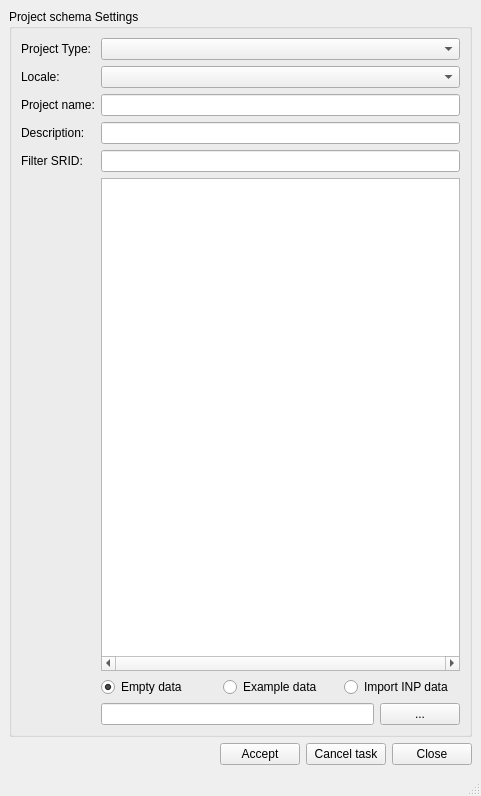
First picture: the form in core/ui/admin/admin_dbproject.ui, repository ibergis/ibergis_qgis_plugin, before the edit.
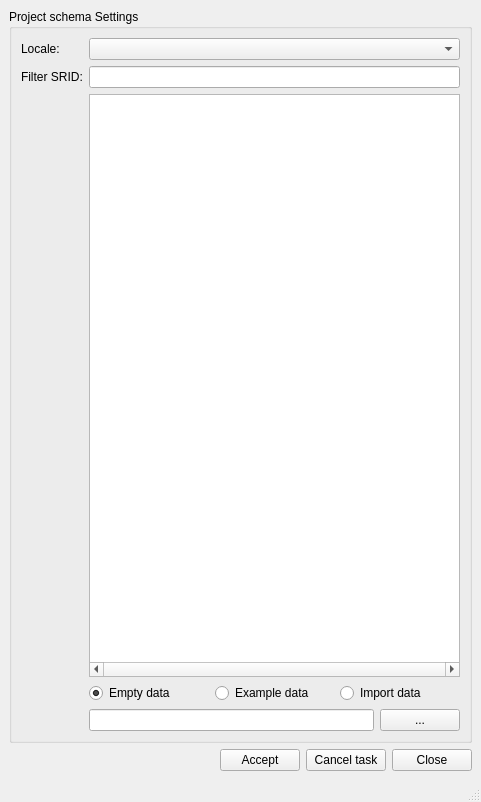
Second picture: the form after the edit.

Commit message: Admin button, updated ui (WIP)

What changed in the file:
```diff
--- a/core/ui/admin/admin_dbproject.ui
+++ b/core/ui/admin/admin_dbproject.ui
@@ -7,7 +7,7 @@
     <x>0</x>
     <y>0</y>
     <width>481</width>
-    <height>796</height>
+    <height>802</height>
    </rect>
   </property>
   <property name="windowTitle">
@@ -21,52 +21,17 @@
        <string>Project schema Settings</string>
       </property>
       <layout class="QGridLayout" name="gridLayout_2">
-       <item row="5" column="1">
-        <widget class="QLineEdit" name="project_descript"/>
-       </item>
-       <item row="5" column="0">
-        <widget class="QLabel" name="lbl_descript">
-         <property name="layoutDirection">
-          <enum>Qt::LeftToRight</enum>
-         </property>
-         <property name="text">
-          <string>Description:</string>
-         </property>
-         <property name="alignment">
-          <set>Qt::AlignJustify|Qt::AlignVCenter</set>
-         </property>
-        </widget>
-       </item>
-       <item row="0" column="1">
-        <widget class="QComboBox" name="cmb_create_project_type"/>
-       </item>
-       <item row="6" column="1">
+       <item row="3" column="1">
         <widget class="QLineEdit" name="srid_id"/>
        </item>
-       <item row="2" column="1">
-        <widget class="QComboBox" name="cmb_locale"/>
-       </item>
-       <item row="4" column="0">
-        <widget class="QLabel" name="lbl_project_name">
-         <property name="layoutDirection">
-          <enum>Qt::LeftToRight</enum>
-         </property>
-         <property name="text">
-          <string>Project name:</string>
-         </property>
-         <property name="alignment">
-          <set>Qt::AlignLeading|Qt::AlignLeft|Qt::AlignVCenter</set>
-         </property>
-        </widget>
-       </item>
-       <item row="6" column="0">
+       <item row="3" column="0">
         <widget class="QLabel" name="lbl_filter">
          <property name="text">
           <string>Filter SRID:</string>
          </property>
         </widget>
        </item>
-       <item row="9" column="1">
+       <item row="6" column="1">
         <layout class="QHBoxLayout" name="horizontalLayout">
          <item>
           <widget class="QLineEdit" name="data_file">
@@ -87,70 +52,7 @@
          </item>
         </layout>
        </item>
-       <item row="8" column="1">
-        <layout class="QHBoxLayout" name="horizontalLayout_2">
-         <item>
-          <widget class="QRadioButton" name="rdb_data">
-           <property name="text">
-            <string>Empty data</string>
-           </property>
-           <property name="checked">
-            <bool>true</bool>
-           </property>
-          </widget>
-         </item>
-         <item>
-          <widget class="QRadioButton" name="rdb_sample">
-           <property name="text">
-            <string>Example data</string>
-           </property>
-          </widget>
-         </item>
-         <item>
-          <widget class="QRadioButton" name="rdb_import_data">
-           <property name="enabled">
-            <bool>true</bool>
-           </property>
-           <property name="text">
-            <string>Import INP data</string>
-           </property>
-          </widget>
-         </item>
-        </layout>
-       </item>
-       <item row="0" column="0">
-        <widget class="QLabel" name="lbl_project_type">
-         <property name="sizePolicy">
-          <sizepolicy hsizetype="Maximum" vsizetype="Preferred">
-           <horstretch>0</horstretch>
-           <verstretch>0</verstretch>
-          </sizepolicy>
-         </property>
-         <property name="text">
-          <string>Project Type:</string>
-         </property>
-         <property name="alignment">
-          <set>Qt::AlignRight|Qt::AlignTrailing|Qt::AlignVCenter</set>
-         </property>
-        </widget>
-       </item>
        <item row="4" column="1">
-        <widget class="QLineEdit" name="project_name"/>
-       </item>
-       <item row="2" column="0">
-        <widget class="QLabel" name="lbl_locale">
-         <property name="layoutDirection">
-          <enum>Qt::LeftToRight</enum>
-         </property>
-         <property name="text">
-          <string>Locale:</string>
-         </property>
-         <property name="alignment">
-          <set>Qt::AlignLeading|Qt::AlignLeft|Qt::AlignVCenter</set>
-         </property>
-        </widget>
-       </item>
-       <item row="7" column="1">
         <widget class="QTableView" name="tbl_srid">
          <property name="verticalScrollBarPolicy">
           <enum>Qt::ScrollBarAsNeeded</enum>
@@ -196,6 +98,53 @@
          </attribute>
         </widget>
        </item>
+       <item row="5" column="1">
+        <layout class="QHBoxLayout" name="horizontalLayout_2">
+         <item>
+          <widget class="QRadioButton" name="rdb_data">
+           <property name="text">
+            <string>Empty data</string>
+           </property>
+           <property name="checked">
+            <bool>true</bool>
+           </property>
+          </widget>
+         </item>
+         <item>
+          <widget class="QRadioButton" name="rdb_sample">
+           <property name="text">
+            <string>Example data</string>
+           </property>
+          </widget>
+         </item>
+         <item>
+          <widget class="QRadioButton" name="rdb_import_data">
+           <property name="enabled">
+            <bool>true</bool>
+           </property>
+           <property name="text">
+            <string>Import data</string>
+           </property>
+          </widget>
+         </item>
+        </layout>
+       </item>
+       <item row="1" column="1">
+        <widget class="QComboBox" name="cmb_locale"/>
+       </item>
+       <item row="1" column="0">
+        <widget class="QLabel" name="lbl_locale">
+         <property name="layoutDirection">
+          <enum>Qt::LeftToRight</enum>
+         </property>
+         <property name="text">
+          <string>Locale:</string>
+         </property>
+         <property name="alignment">
+          <set>Qt::AlignLeading|Qt::AlignLeft|Qt::AlignVCenter</set>
+         </property>
+        </widget>
+       </item>
       </layout>
       <zorder>tbl_srid</zorder>
       <zorder>project_name</zorder>
```
Left out of the diff: 9 changed lines with no effect on the pictures. The commit also changes 1 other file.
